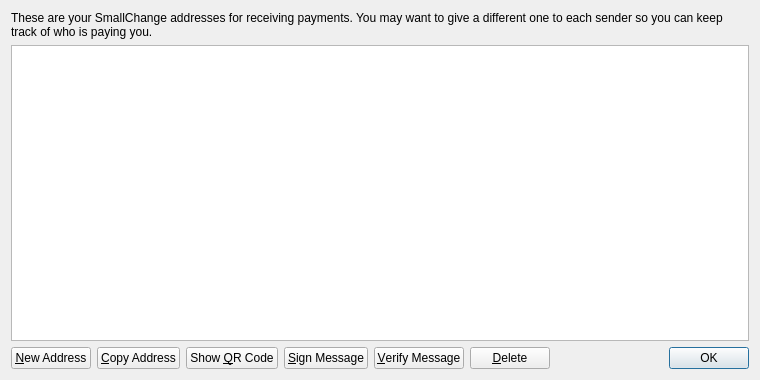
Above: src/qt/forms/addressbookpage.ui from givingcoin/GivingCoin before the change. Below: the same form after it.
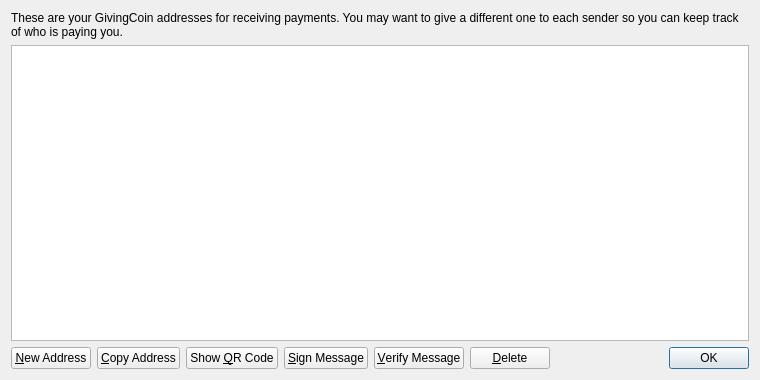
That is the form after the change. Icons and pictures are not drawn.

Patch:
```diff
--- a/src/qt/forms/addressbookpage.ui
+++ b/src/qt/forms/addressbookpage.ui
@@ -17,7 +17,7 @@
    <item>
     <widget class="QLabel" name="labelExplanation">
      <property name="text">
-      <string>These are your SmallChange addresses for receiving payments. You may want to give a different one to each sender so you can keep track of who is paying you.</string>
+      <string>These are your GivingCoin addresses for receiving payments. You may want to give a different one to each sender so you can keep track of who is paying you.</string>
      </property>
      <property name="textFormat">
       <enum>Qt::PlainText</enum>
```
